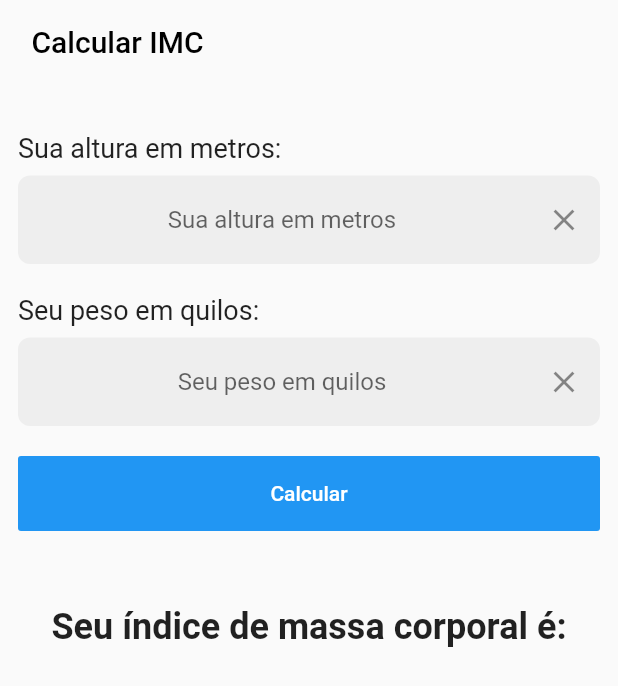
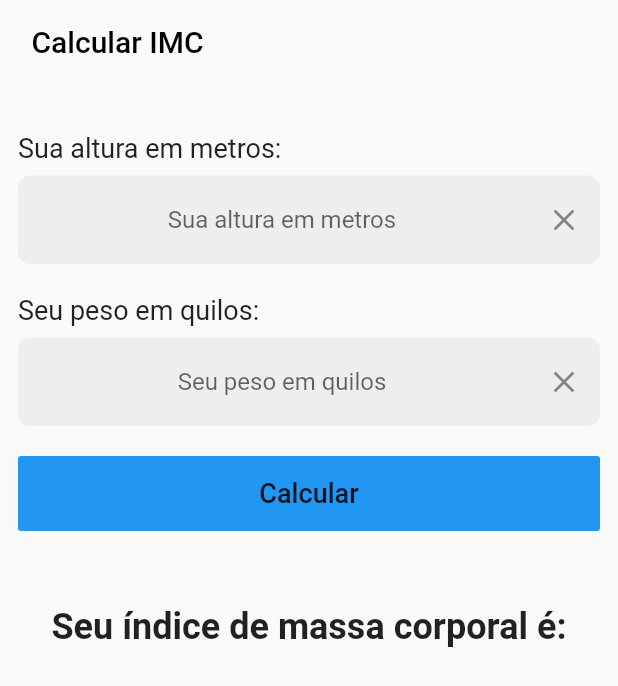
Before and after one commit to lmbaldi/bmi_calculator, a Flutter app: the screen it shows after launch, on a phone screen of 412 x 824 dp. Shown: the top 686 px of the screen. Run offline on Flutter 3.47's test engine with Material 2 defaults, Android fonts, the phone set to English and light mode, and no system bars.

Commit message:
alter text button

```diff
--- a/lib/screens/imc_screen.dart
+++ b/lib/screens/imc_screen.dart
@@ -36,7 +36,6 @@ class _ImcScreenState extends State<ImcScreen> {
               mainAxisAlignment: MainAxisAlignment.start,
               crossAxisAlignment: CrossAxisAlignment.start,
               children: [
-
                 SizedBox(height: 20.0),
                 TextImc("Sua altura em metros: "),
                 SizedBox(height: 8.0),
@@ -51,12 +50,7 @@ class _ImcScreenState extends State<ImcScreen> {
                   height: 50.0,
                   child: FlatButton(
                     color: Colors.blue,
-                    child: Text(
-                      "Calcular",
-                      style: TextStyle(
-                        color: Colors.white,
-                      ),
-                    ),
+                    child: TextImc("Calcular", color: Colors.white),
                     onPressed: () {
                       double height = double.parse(heightController.value.text);
                       double weight = double.parse(weightController.value.text);
@@ -84,9 +78,11 @@ class _ImcScreenState extends State<ImcScreen> {
     setState(() {
       resultImc = imc;
       situacaoImc = situation(finalResult);
+      //clean TextEditingController
       heightController.clear();
       weightController.clear();
     });
+    //close keyboard
     FocusScope.of(context).requestFocus(new FocusNode());
   }
 
```
